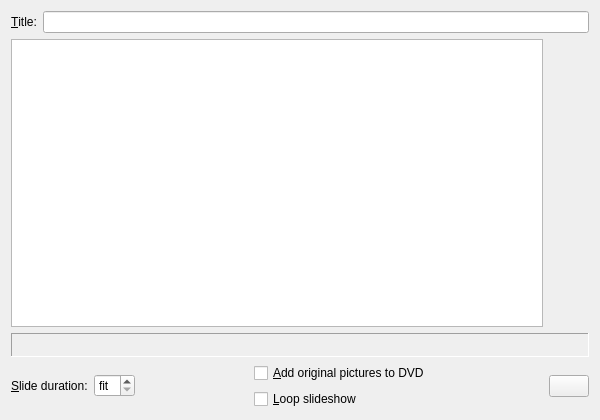
Above: plugins/slideshow/slideshowproperties.ui from google-code-export/kmediafactory before the change. Below: the same form after it.
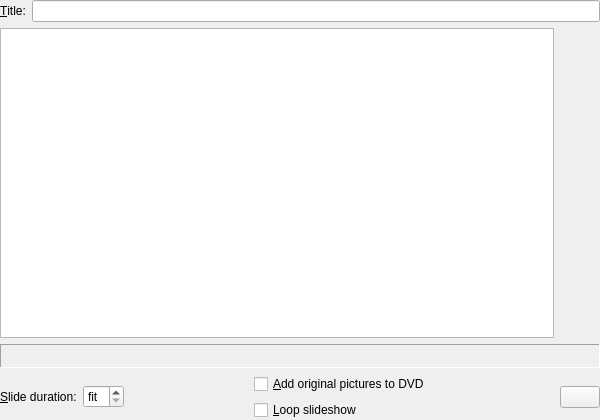
That is the form after the change. Custom widgets are drawn as their Qt base class.

Patch:
```diff
--- a/plugins/slideshow/slideshowproperties.ui
+++ b/plugins/slideshow/slideshowproperties.ui
@@ -13,11 +13,20 @@
    <string>Slideshow properties</string>
   </property>
   <layout class="QVBoxLayout" >
-   <property name="margin" >
-    <number>11</number>
-   </property>
    <property name="spacing" >
-    <number>6</number>
+    <number>-1</number>
+   </property>
+   <property name="leftMargin" >
+    <number>0</number>
+   </property>
+   <property name="topMargin" >
+    <number>0</number>
+   </property>
+   <property name="rightMargin" >
+    <number>0</number>
+   </property>
+   <property name="bottomMargin" >
+    <number>0</number>
    </property>
    <item>
     <layout class="QHBoxLayout" >
@@ -199,9 +208,7 @@
        <item>
         <widget class="QLabel" name="textLabel1" >
          <property name="sizePolicy" >
-          <sizepolicy>
-           <hsizetype>5</hsizetype>
-           <vsizetype>5</vsizetype>
+          <sizepolicy vsizetype="Preferred" hsizetype="Preferred" >
            <horstretch>0</horstretch>
            <verstretch>0</verstretch>
           </sizepolicy>
@@ -220,9 +227,7 @@
        <item>
         <widget class="QSpinBox" name="durationSpinBox" >
          <property name="sizePolicy" >
-          <sizepolicy>
-           <hsizetype>5</hsizetype>
-           <vsizetype>0</vsizetype>
+          <sizepolicy vsizetype="Fixed" hsizetype="Preferred" >
            <horstretch>0</horstretch>
            <verstretch>0</verstretch>
           </sizepolicy>
@@ -267,9 +272,7 @@
           <bool>true</bool>
          </property>
          <property name="sizePolicy" >
-          <sizepolicy>
-           <hsizetype>5</hsizetype>
-           <vsizetype>0</vsizetype>
+          <sizepolicy vsizetype="Fixed" hsizetype="Preferred" >
            <horstretch>0</horstretch>
            <verstretch>0</verstretch>
           </sizepolicy>
@@ -288,9 +291,7 @@
           <bool>true</bool>
          </property>
          <property name="sizePolicy" >
-          <sizepolicy>
-           <hsizetype>5</hsizetype>
-           <vsizetype>0</vsizetype>
+          <sizepolicy vsizetype="Fixed" hsizetype="Preferred" >
            <horstretch>0</horstretch>
            <verstretch>0</verstretch>
           </sizepolicy>
```
Left out of the diff: 204 changed lines with no effect on the pictures.
